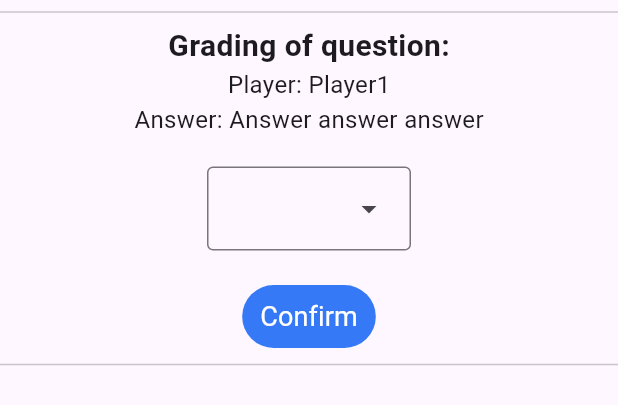
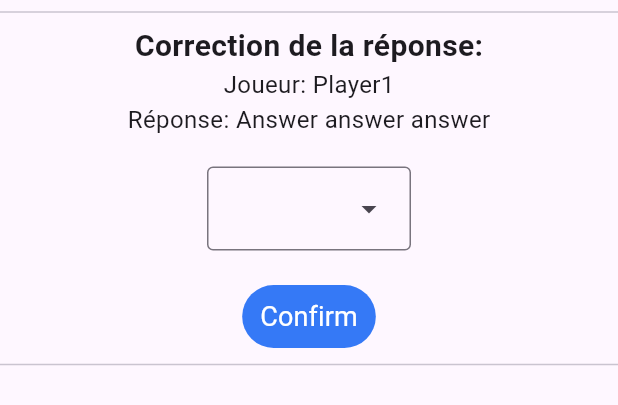
Before and after one commit to ArmanLidder/QuizApp, a Flutter app: the HostGrading widget shown alone on an empty page, opened directly, on a phone screen of 412 x 824 dp. Shown: the top 405 px of the screen. Run offline on Flutter 3.47's test engine with Material 3 defaults, Android fonts, the phone set to English and light mode, and no system bars; our stand-ins replace fl_chart.

Commit message:
changed ui language from en to fr

```diff
--- a/projet/client_leger/polyquiz/lib/pages/game_page.dart
+++ b/projet/client_leger/polyquiz/lib/pages/game_page.dart
@@ -26,7 +26,7 @@ class _MyWidgetState extends State<GamePage> {
   int time = 10;
   int questionNum = 1;
   int questionPts = 50;
-  String message = 'Please wait while the host grades the answers...';
+  String message = "Attendez pendant que l'hôte corrige les réponses...";
   @override
   Widget build(BuildContext context) {
     return Scaffold(
@@ -81,7 +81,7 @@ class _MyWidgetState extends State<GamePage> {
                     child: TextButton(
                       onPressed: () {},
                       child: Text(
-                        'Confirm',
+                        'Confirmer',
                         style: TextStyle(
                             color: Color.fromRGBO(255, 255, 255, 1),
                             fontSize: 20),
@@ -121,7 +121,7 @@ class _MyWidgetState extends State<GamePage> {
                       child: TextButton(
                         onPressed: () {},
                         child: Text(
-                          'Next Question',
+                          'Prochaine question',
                           style: TextStyle(
                               color: Color.fromRGBO(255, 255, 255, 1),
                               fontSize: 20),
--- a/projet/client_leger/polyquiz/lib/widgets/game_widgets/host_widgets/histogram_legend_widget.dart
+++ b/projet/client_leger/polyquiz/lib/widgets/game_widgets/host_widgets/histogram_legend_widget.dart
@@ -16,7 +16,7 @@ class HistogramLegend extends StatelessWidget {
             color: Color.fromRGBO(123, 229, 117, 1),
           )),
           TextSpan(
-              text: 'Correct answers', style: TextStyle(color: Colors.black))
+              text: 'Bonnes réponses', style: TextStyle(color: Colors.black))
         ])),
         SizedBox(
           width: 30.0,
@@ -28,7 +28,8 @@ class HistogramLegend extends StatelessWidget {
             Icons.square,
             color: Color.fromRGBO(246, 53, 53, 1),
           )),
-          TextSpan(text: 'Wrong answers', style: TextStyle(color: Colors.black))
+          TextSpan(
+              text: 'Mauvaises réponses', style: TextStyle(color: Colors.black))
         ]))
       ],
     );
--- a/projet/client_leger/polyquiz/lib/widgets/game_widgets/host_widgets/host_grading_widget.dart
+++ b/projet/client_leger/polyquiz/lib/widgets/game_widgets/host_widgets/host_grading_widget.dart
@@ -18,10 +18,10 @@ class _HostGradingState extends State<HostGrading> {
       child: Column(
         children: [
           Divider(),
-          Text('Grading of question:',
+          Text('Correction de la réponse:',
               style: TextStyle(fontSize: 20, fontWeight: FontWeight.bold)),
-          Text('Player: ${widget.playerName}', style: TextStyle(fontSize: 16)),
-          Text('Answer: ${widget.playerAnswer}',
+          Text('Joueur: ${widget.playerName}', style: TextStyle(fontSize: 16)),
+          Text('Réponse: ${widget.playerAnswer}',
               style: TextStyle(fontSize: 16)),
           SizedBox(height: 20.0),
           DropdownMenu(dropdownMenuEntries: <DropdownMenuEntry<int>>[
--- a/projet/client_leger/polyquiz/lib/widgets/game_widgets/host_widgets/players_data_table_widget.dart
+++ b/projet/client_leger/polyquiz/lib/widgets/game_widgets/host_widgets/players_data_table_widget.dart
@@ -53,7 +53,7 @@ class _PlayersDataTableState extends State<PlayersDataTable> {
     List<DataColumn> columns = [
       DataColumn(
         onSort: (columnIndex, isAscending) => onSort(columnIndex, isAscending),
-        label: Expanded(child: Center(child: Text('Name'))),
+        label: Expanded(child: Center(child: Text('Nom'))),
       ),
       DataColumn(
         onSort: (columnIndex, isAscending) => onSort(columnIndex, isAscending),
--- a/projet/client_leger/polyquiz/lib/widgets/game_widgets/quit_btn.dart
+++ b/projet/client_leger/polyquiz/lib/widgets/game_widgets/quit_btn.dart
@@ -8,7 +8,7 @@ class QuitBtn extends StatelessWidget {
     return TextButton(
       onPressed: () {},
       child: Text(
-        'Quit',
+        'Quitter',
         style: TextStyle(color: Color.fromRGBO(255, 255, 255, 1), fontSize: 20),
       ),
       style: TextButton.styleFrom(
--- a/projet/client_leger/polyquiz/lib/widgets/game_widgets/timer_widget.dart
+++ b/projet/client_leger/polyquiz/lib/widgets/game_widgets/timer_widget.dart
@@ -31,7 +31,7 @@ class _TimerWidgetState extends State<TimerWidget> {
         mainAxisAlignment: MainAxisAlignment.center,
         children: [
           Text(
-            'Time left: ',
+            'Temps restant: ',
             style: TextStyle(fontSize: 20),
           ),
           Text(
```
Also changed, not shown: projet/client_leger/polyquiz/lib/widgets/game_widgets/host_widgets/players_data_table_legend_widget.dart (+5 -6 lines).
